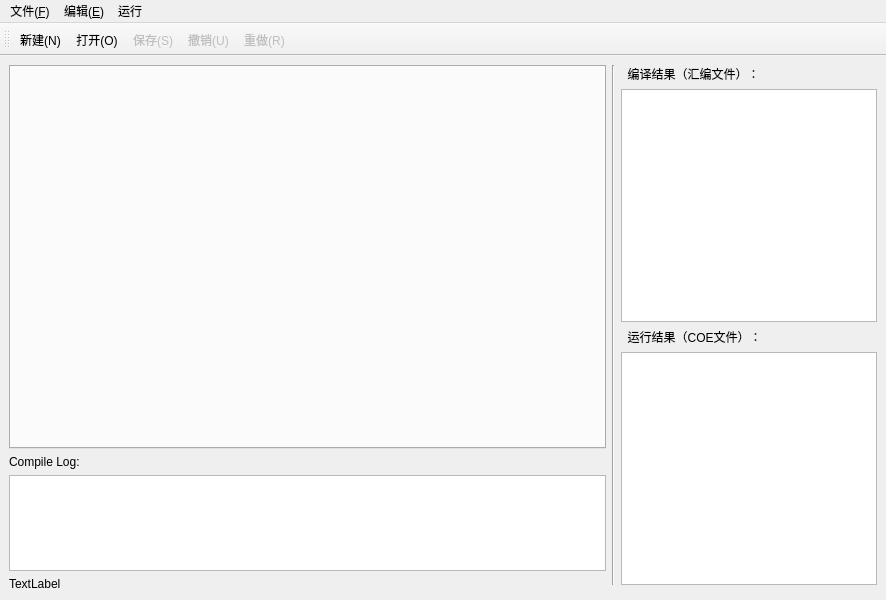
First picture: the form in mainwindow.ui, repository zouyingcao/IDE, before the edit.
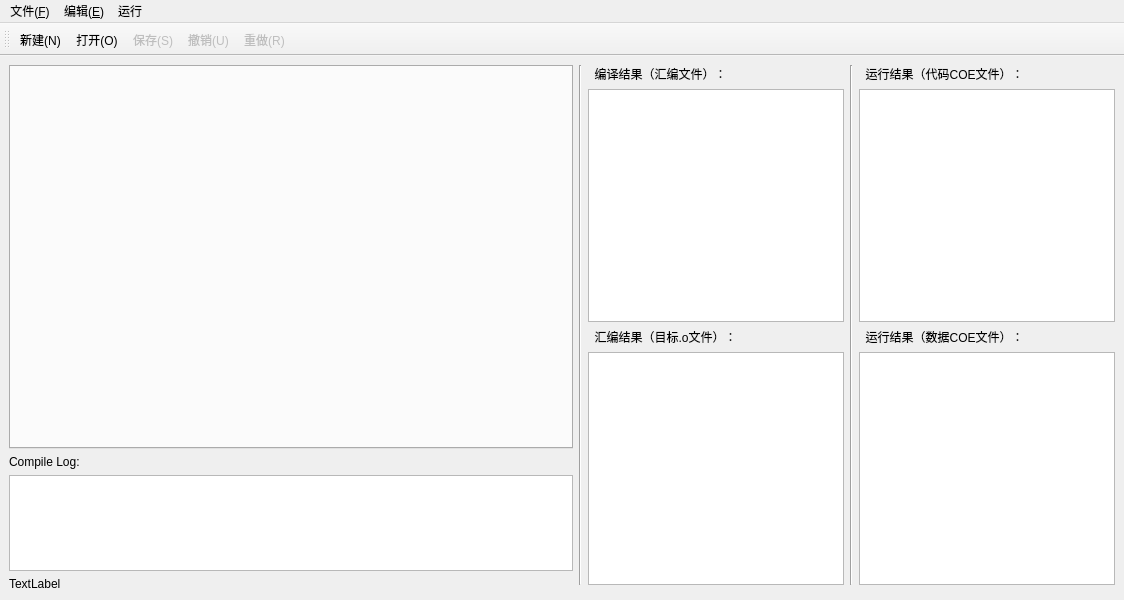
Second picture: the form after the edit. Icons and pictures are not drawn.

Commit message: 汇编器集成完毕

```diff
--- a/mainwindow.ui
+++ b/mainwindow.ui
@@ -6,7 +6,7 @@
    <rect>
     <x>0</x>
     <y>0</y>
-    <width>886</width>
+    <width>1124</width>
     <height>600</height>
    </rect>
   </property>
@@ -24,7 +24,21 @@
    <string notr="true"/>
   </property>
   <widget class="QWidget" name="centralwidget">
-   <layout class="QGridLayout" name="gridLayout" rowstretch="4,0" columnstretch="3,0,0,0,0">
+   <layout class="QGridLayout" name="gridLayout" rowstretch="4,0" columnstretch="3,0,0,0,0,0,0">
+    <item row="0" column="2">
+     <widget class="Line" name="line">
+      <property name="orientation">
+       <enum>Qt::Vertical</enum>
+      </property>
+     </widget>
+    </item>
+    <item row="0" column="5">
+     <widget class="Line" name="line_1">
+      <property name="orientation">
+       <enum>Qt::Vertical</enum>
+      </property>
+     </widget>
+    </item>
     <item row="0" column="0" rowspan="2" colspan="2">
      <layout class="QVBoxLayout" name="verticalLayout_left" stretch="4,0,1,0">
       <item>
@@ -99,7 +113,7 @@
       <item>
        <widget class="QLabel" name="label_coe">
         <property name="text">
-         <string>  运行结果（COE文件）：</string>
+         <string>  汇编结果（目标.o文件）：</string>
         </property>
        </widget>
       </item>
@@ -108,12 +122,29 @@
       </item>
      </layout>
     </item>
-    <item row="0" column="2">
-     <widget class="Line" name="line">
-      <property name="orientation">
-       <enum>Qt::Vertical</enum>
-      </property>
-     </widget>
+    <item row="0" column="6">
+     <layout class="QVBoxLayout" name="verticalLayout">
+      <item>
+       <widget class="QLabel" name="label_coe_data">
+        <property name="text">
+         <string>  运行结果（代码COE文件）：</string>
+        </property>
+       </widget>
+      </item>
+      <item>
+       <widget class="QTextBrowser" name="textBrowser_coe_code"/>
+      </item>
+      <item>
+       <widget class="QLabel" name="label_coe_code">
+        <property name="text">
+         <string>  运行结果（数据COE文件）：</string>
+        </property>
+       </widget>
+      </item>
+      <item>
+       <widget class="QTextBrowser" name="textBrowser_coe_data"/>
+      </item>
+     </layout>
     </item>
    </layout>
   </widget>
@@ -122,7 +153,7 @@
     <rect>
      <x>0</x>
      <y>0</y>
-     <width>886</width>
+     <width>1124</width>
      <height>21</height>
     </rect>
    </property>
```
Left out of the diff: 18 changed lines with no effect on the pictures. The commit also changes 3 other files.
